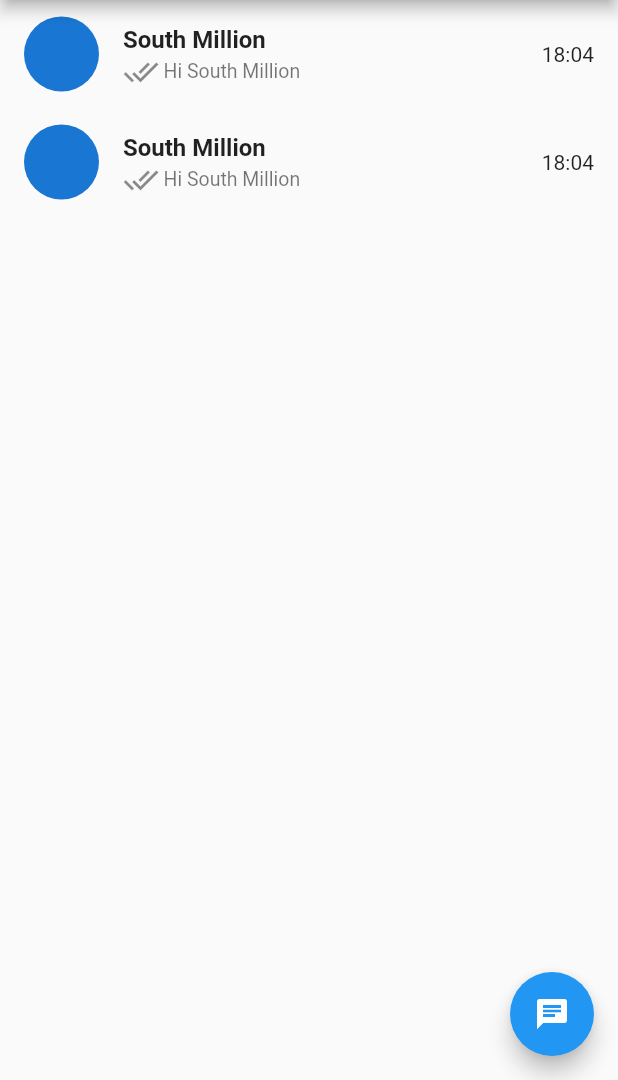
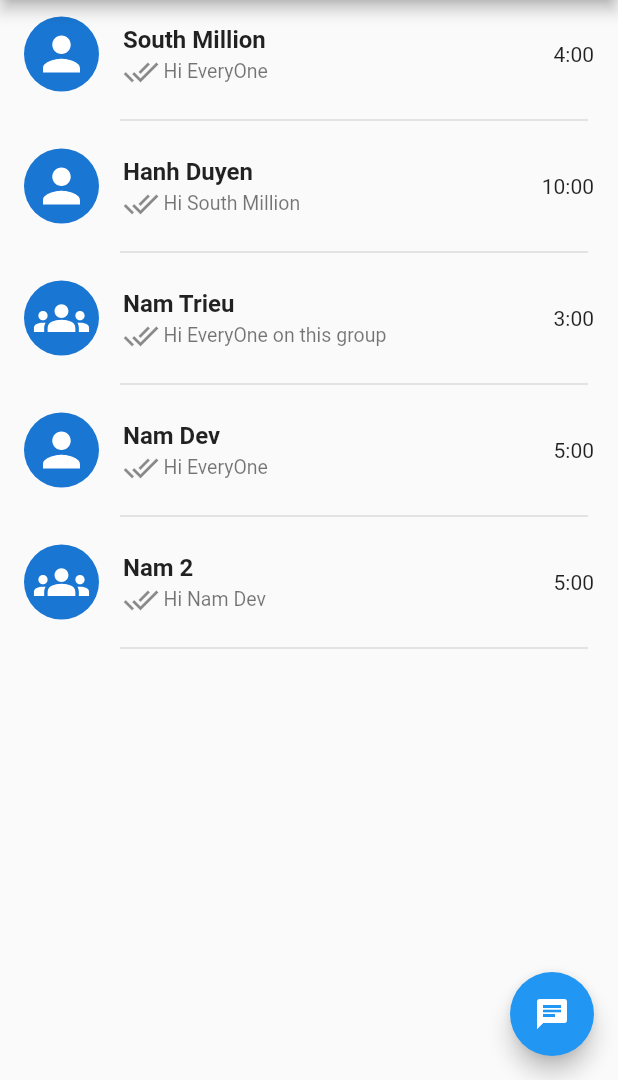
Before and after one commit to TrieuNam/chat_app, a Flutter app: the screen it shows after launch, tab 2 chosen, on a phone screen of 412 x 824 dp, the part 156-1236 px from its top. Run offline on Flutter 3.47's test engine with Material 2 defaults, Android fonts, the phone set to English and light mode, and no system bars; our stand-ins replace flutter_svg; Roboto replaces fonts that are missing (OpenSans).

Commit message:
Update source ChatPage, CustomCard , HomeScreen, InvidualPage

```diff
--- a/lib/CustomUI/CustomCard.dart
+++ b/lib/CustomUI/CustomCard.dart
@@ -1,16 +1,36 @@
+import 'package:chap_app/Model/ChatModel.dart';
+import 'package:chap_app/Screens/Individualpage.dart';
 import 'package:flutter/material.dart';
+import 'package:flutter_svg/flutter_svg.dart';
 
 class CustomCard extends StatelessWidget {
-  const CustomCard({Key? key}) : super(key: key);
+  final ChatModel chatModel;
+
+  const CustomCard({Key? key, required this.chatModel}) : super(key: key);
 
   @override
   Widget build(BuildContext context) {
-    return ListTile(
+    return InkWell(
+      onTap: () {
+        Navigator.push(
+            context, MaterialPageRoute(builder: (context) => IndividualPage()));
+      },
+      child: Column(
+        children: [
+          ListTile(
             leading: CircleAvatar(
               radius: 25,
+              child: SvgPicture.asset(
+                chatModel.isGroup
+                    ? "assets/" + chatModel.icon
+                    : "assets/" + chatModel.icon,
+                color: Colors.white,
+                height: 37,
+                width: 37,
+              ),
             ),
             title: Text(
-        "South Million",
+              chatModel.name,
               style: TextStyle(
                 fontSize: 16,
                 fontWeight: FontWeight.bold,
@@ -23,12 +43,21 @@ class CustomCard extends StatelessWidget {
                   width: 3,
                 ),
                 Text(
-            "Hi South Million",
+                  chatModel.currentMessage,
                   style: TextStyle(fontSize: 13),
                 ),
               ],
             ),
-      trailing: Text("18:04"),
+            trailing: Text(chatModel.time),
+          ),
+          Padding(
+            padding: const EdgeInsets.only(right: 20, left: 80),
+            child: Divider(
+              thickness: 1,
+            ),
+          ),
+        ],
+      ),
     );
   }
 }
--- /dev/null
+++ b/lib/Model/ChatModel.dart
@@ -0,0 +1,9 @@
+class ChatModel {
+  String name;
+  String icon;
+  bool isGroup;
+  String time;
+  String currentMessage;
+
+  ChatModel(this.name, this.icon, this.isGroup, this.time, this.currentMessage);
+}
--- a/lib/Pages/ChatPage.dart
+++ b/lib/Pages/ChatPage.dart
@@ -1,4 +1,5 @@
 import 'package:chap_app/CustomUI/CustomCard.dart';
+import 'package:chap_app/Model/ChatModel.dart';
 import 'package:flutter/material.dart';
 
 class ChatPage extends StatefulWidget {
@@ -9,19 +10,25 @@ class ChatPage extends StatefulWidget {
 }
 
 class _ChatPageState extends State<ChatPage> {
+  List<ChatModel> chats = [
+    ChatModel("South Million", "person.svg", false, "4:00", "Hi EveryOne"),
+    ChatModel("Hanh Duyen", "person.svg", false, "10:00", "Hi South Million"),
+    ChatModel(
+        "Nam Trieu", "groups.svg", true, "3:00", "Hi EveryOne on this group"),
+    ChatModel("Nam Dev", "person.svg", false, "5:00", "Hi EveryOne"),
+    ChatModel("Nam 2", "groups.svg", true, "5:00", "Hi Nam Dev"),
+  ];
+
   @override
   Widget build(BuildContext context) {
     return Scaffold(
-      floatingActionButton: FloatingActionButton(
-        onPressed: () {},
-        child: Icon(Icons.chat),
-      ),
-      body: ListView(
-        children: [
-          CustomCard(),
-          CustomCard(),
-        ],
-      ),
-    );
+        floatingActionButton: FloatingActionButton(
+          onPressed: () {},
+          child: Icon(Icons.chat),
+        ),
+        body: ListView.builder(
+          itemCount: chats.length,
+          itemBuilder: (context, index) => CustomCard(chatModel: (chats[index])),
+        ));
   }
 }
--- /dev/null
+++ b/lib/Screens/Individualpage.dart
@@ -0,0 +1,15 @@
+import 'package:flutter/material.dart';
+
+class IndividualPage extends StatefulWidget {
+  const IndividualPage({Key? key}) : super(key: key);
+
+  @override
+  State<IndividualPage> createState() => _IndividualPageState();
+}
+
+class _IndividualPageState extends State<IndividualPage> {
+  @override
+  Widget build(BuildContext context) {
+    return Scaffold();
+  }
+}
--- a/lib/main.dart
+++ b/lib/main.dart
@@ -1,4 +1,4 @@
-import 'package:chap_app/Homescreen.dart';
+import 'package:chap_app/Screens/Homescreen.dart';
 import 'package:flutter/material.dart';
 
 void main() {
--- a/pubspec.yaml
+++ b/pubspec.yaml
@@ -35,7 +35,8 @@ dependencies:
 
   # The following adds the Cupertino Icons font to your application.
   # Use with the CupertinoIcons class for iOS style icons.
-  cupertino_icons: ^1.0.2
+  cupertino_icons: ^1.0.0
+  flutter_svg: ^1.1.6
 
 dev_dependencies:
   flutter_test:
@@ -60,7 +61,8 @@ flutter:
   uses-material-design: true
 
   # To add assets to your application, add an assets section, like this:
-  # assets:
+  assets:
+    - assets/
   #   - images/a_dot_burr.jpeg
   #   - images/a_dot_ham.jpeg
 
```
Also changed, not shown: assets/groups.svg (added), assets/person.svg (added), lib/Screens/Homescreen.dart (renamed from lib/Homescreen.dart), pubspec.lock. Lines whose indentation alone changed are shown as unchanged.
